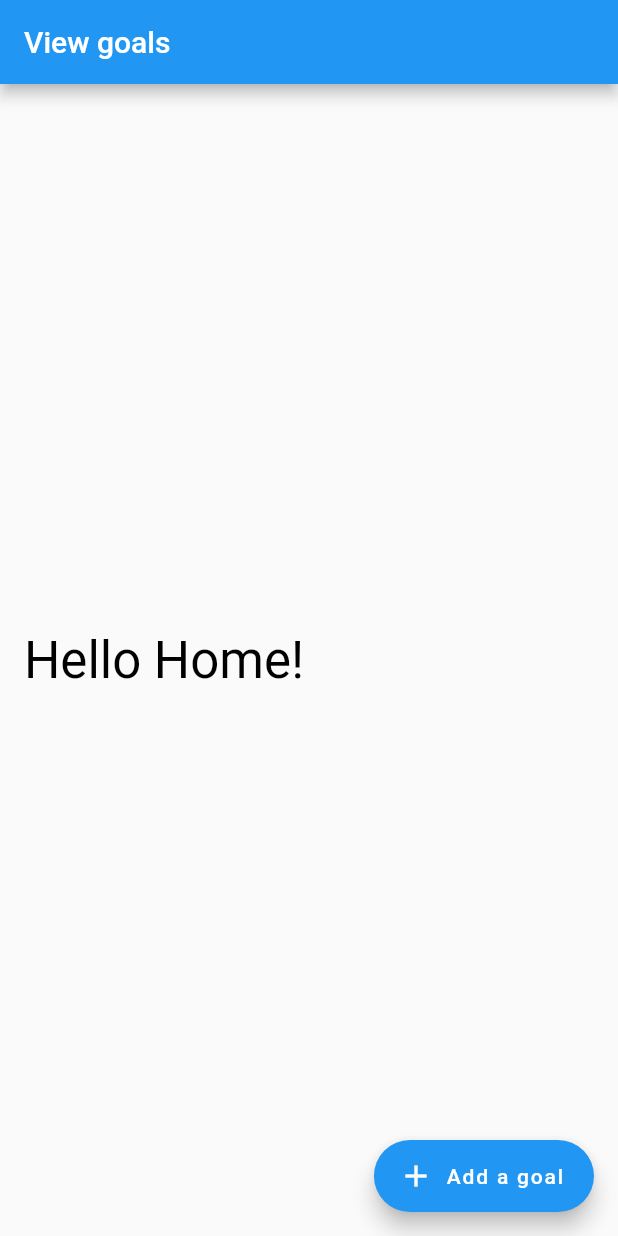
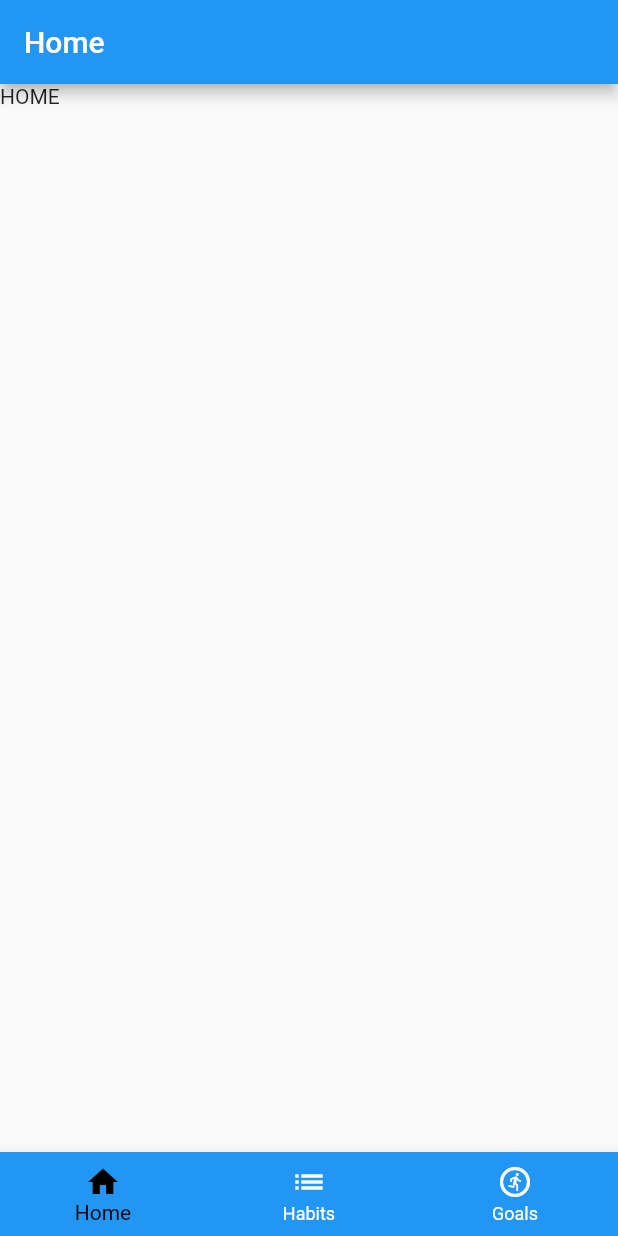
Before and after one commit to HarikaBhogaraju/my_app, a Flutter app: the screen it shows after launch, after a tap on "Log in", on a phone screen of 412 x 824 dp. Run offline on Flutter 3.47's test engine with Material 2 defaults, Android fonts, the phone set to English and light mode, and no system bars.

```diff
--- a/lib/addGoal.dart
+++ b/lib/addGoal.dart
@@ -31,15 +31,8 @@ class _addGoalPageState extends State<addGoalPage> {
 
   @override
   Widget build(BuildContext context) {
-    return MaterialApp(
-      title: 'Add a new goal',
-      theme: ThemeData(
-        primarySwatch: Colors.lightBlue,
-      ),
-      home: Scaffold(
-          appBar: AppBar(
-            title: const Text('Add a new goal'),
-          ),
+    return Scaffold(
+
           body: Container(
             child: Padding(
               padding: const EdgeInsets.all(16.0),
@@ -107,7 +100,6 @@ class _addGoalPageState extends State<addGoalPage> {
               ),
             ),
           )
-      ),
     );
   }
 
--- a/lib/home.dart
+++ b/lib/home.dart
@@ -12,35 +12,58 @@ class Homepage extends StatefulWidget {
 
 class _HomepageState extends State<Homepage> {
   //variables
-
+int currentIndex = 0;
+final screens = [
+  Text("HOME"),
+  Text("Habits"),
+  addGoalPage()
+];
+final screenNames = [
+  Text("Home"),
+  Text("Habits"),
+  Text("Add a goal"),
+];
   @override
   Widget build(BuildContext context) {
     return Scaffold(
       appBar: AppBar(
-        title: const Text('View goals'),
+        title:IndexedStack(
+          index: currentIndex,
+          children: screenNames,
+        ),
         automaticallyImplyLeading: false,
       ),
-      body: Column(
-      mainAxisAlignment: MainAxisAlignment.center,
-      children: const [
-        Padding(padding: EdgeInsets.all(16.0),
-          child: Text(
-            'Hello Home!',
-            style: TextStyle(fontSize: 34, color: Colors.black),
+      body: IndexedStack(
+        index: currentIndex,
+        children: screens,
+      ),
+      bottomNavigationBar:BottomNavigationBar(
+        type: BottomNavigationBarType.fixed,
+        backgroundColor: Colors.blue,
+        selectedItemColor: Colors.black,
+        unselectedItemColor: Colors.white,
+        currentIndex: currentIndex,
+        onTap: (index) => setState(
+                () => currentIndex = index
+        ),
+        items: const [
+          BottomNavigationBarItem(
+              icon: Icon(Icons.home),
+              label: 'Home',
+              backgroundColor: Colors.lightBlue
           ),
-        )
-      ],
-    ),
-      floatingActionButton: FloatingActionButton.extended(
-        onPressed: () {
-          Navigator.push(
-              context,
-              MaterialPageRoute(builder: (context) => const addGoalPage()));
-        },
-        label: const Text('Add a goal'),
-        icon: const Icon(Icons.add),
-        backgroundColor: Colors.blue,
-      ),
+          BottomNavigationBarItem(
+              icon: Icon(Icons.list),
+              label: 'Habits',
+              backgroundColor: Colors.lightBlue
+          ),
+          BottomNavigationBarItem(
+              icon: Icon(Icons.run_circle_outlined),
+              label: 'Goals',
+              backgroundColor: Colors.lightBlue
+          ),
+        ],
+      ) ,
     );
 }
 }
```
